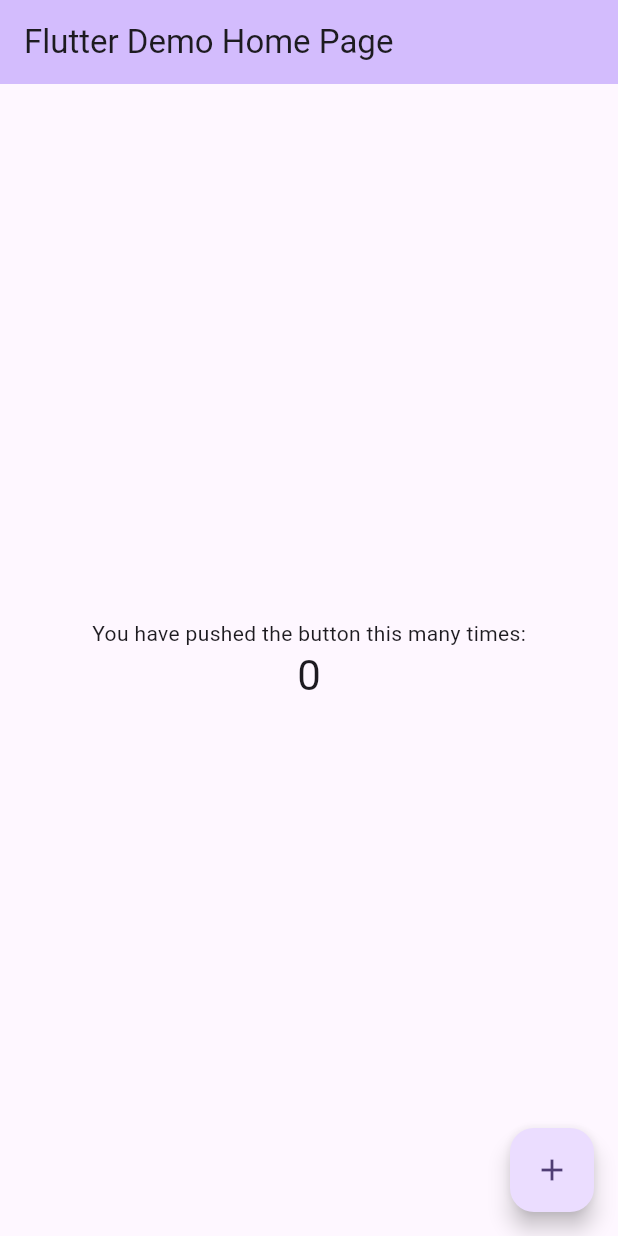
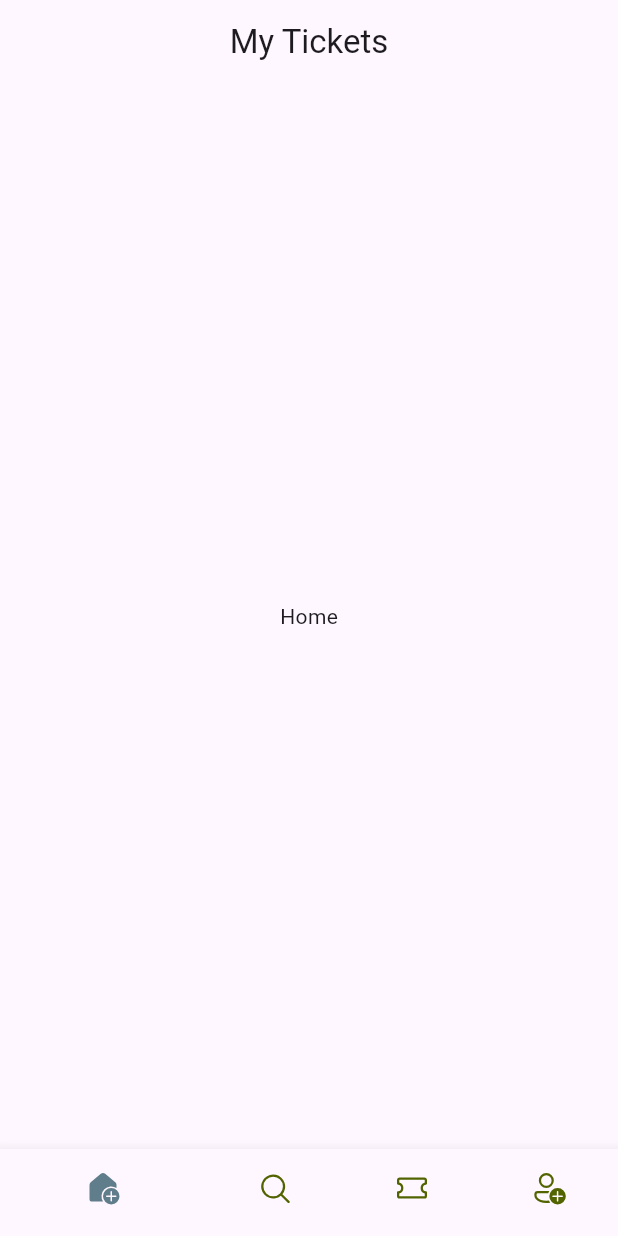
Before and after one commit to Thejandeera/ticket-app-tutorial, a Flutter app: the screen it shows after launch, on a phone screen of 412 x 824 dp. Run offline on Flutter 3.47's test engine with Material 3 defaults, Android fonts, the phone set to English and light mode, and no system bars; our stand-ins replace fluentui_icons.

Commit message:
done bottom navigation bar

```diff
--- /dev/null
+++ b/lib/base/bottom_nav_bar.dart
@@ -0,0 +1,64 @@
+import 'package:fluentui_icons/fluentui_icons.dart';
+import 'package:flutter/cupertino.dart';
+import 'package:flutter/material.dart';
+
+class BottomNavBar extends StatefulWidget {
+  const BottomNavBar({super.key});
+
+  @override
+  State<BottomNavBar> createState() => _BottomNavBarState();
+}
+
+class _BottomNavBarState extends State<BottomNavBar> {
+  final appScreens = [
+    const Center(child: Text("Home")),
+    const Center(child: Text("Search")),
+    const Center(child: Text("Tickets")),
+    const Center(child: Text("Profile")),
+  ];
+
+  int _selectedIndex = 0;
+
+  void _onItemTapped(int index) {
+    setState(() {
+      _selectedIndex = index;
+    });
+  }
+
+  @override
+  Widget build(BuildContext context) {
+    return Scaffold(
+      appBar: AppBar(title: Center(child: Text("My Tickets"))),
+      body: appScreens[_selectedIndex],
+      bottomNavigationBar: BottomNavigationBar(
+        currentIndex: _selectedIndex,
+        onTap: _onItemTapped,
+        selectedItemColor: Colors.blueGrey,
+        unselectedItemColor: const Color(0xFF526400),
+        showSelectedLabels: false,
+        items: [
+          BottomNavigationBarItem(
+            icon: Icon(FluentSystemIcons.ic_fluent_home_add_regular),
+            activeIcon: Icon(FluentSystemIcons.ic_fluent_home_add_filled),
+            label: "Home",
+          ),
+          BottomNavigationBarItem(
+            icon: Icon(FluentSystemIcons.ic_fluent_search_regular),
+            activeIcon: Icon(FluentSystemIcons.ic_fluent_search_filled),
+            label: "Search",
+          ),
+          BottomNavigationBarItem(
+            icon: Icon(FluentSystemIcons.ic_fluent_ticket_regular),
+            activeIcon: Icon(FluentSystemIcons.ic_fluent_ticket_filled),
+            label: "Tickets",
+          ),
+          BottomNavigationBarItem(
+            icon: Icon(FluentSystemIcons.ic_fluent_person_add_regular),
+            activeIcon: Icon(FluentSystemIcons.ic_fluent_person_add_filled),
+            label: "Home",
+          ),
+        ],
+      ),
+    );
+  }
+}
--- a/lib/main.dart
+++ b/lib/main.dart
@@ -1,4 +1,6 @@
 import 'package:flutter/material.dart';
+
+import 'base/bottom_nav_bar.dart';
 
 void main() {
   runApp(const MyApp());
@@ -7,116 +9,13 @@ void main() {
 class MyApp extends StatelessWidget {
   const MyApp({super.key});
 
-  // This widget is the root of your application.
+
   @override
   Widget build(BuildContext context) {
     return MaterialApp(
       title: 'Flutter Demo',
-      theme: ThemeData(
-        // This is the theme of your application.
-        //
-        // TRY THIS: Try running your application with "flutter run". You'll see
-        // the application has a purple toolbar. Then, without quitting the app,
-        // try changing the seedColor in the colorScheme below to Colors.green
-        // and then invoke "hot reload" (save your changes or press the "hot
-        // reload" button in a Flutter-supported IDE, or press "r" if you used
-        // the command line to start the app).
-        //
-        // Notice that the counter didn't reset back to zero; the application
-        // state is not lost during the reload. To reset the state, use hot
-        // restart instead.
-        //
-        // This works for code too, not just values: Most code changes can be
-        // tested with just a hot reload.
-        colorScheme: ColorScheme.fromSeed(seedColor: Colors.deepPurple),
-      ),
-      home: const MyHomePage(title: 'Flutter Demo Home Page'),
+      theme: ThemeData(),
+      home:  BottomNavBar(),
     );
   }
 }
-
-class MyHomePage extends StatefulWidget {
-  const MyHomePage({super.key, required this.title});
-
-  // This widget is the home page of your application. It is stateful, meaning
-  // that it has a State object (defined below) that contains fields that affect
-  // how it looks.
-
-  // This class is the configuration for the state. It holds the values (in this
-  // case the title) provided by the parent (in this case the App widget) and
-  // used by the build method of the State. Fields in a Widget subclass are
-  // always marked "final".
-
-  final String title;
-
-  @override
-  State<MyHomePage> createState() => _MyHomePageState();
-}
-
-class _MyHomePageState extends State<MyHomePage> {
-  int _counter = 0;
-
-  void _incrementCounter() {
-    setState(() {
-      // This call to setState tells the Flutter framework that something has
-      // changed in this State, which causes it to rerun the build method below
-      // so that the display can reflect the updated values. If we changed
-      // _counter without calling setState(), then the build method would not be
-      // called again, and so nothing would appear to happen.
-      _counter++;
-    });
-  }
-
-  @override
-  Widget build(BuildContext context) {
-    // This method is rerun every time setState is called, for instance as done
-    // by the _incrementCounter method above.
-    //
-    // The Flutter framework has been optimized to make rerunning build methods
-    // fast, so that you can just rebuild anything that needs updating rather
-    // than having to individually change instances of widgets.
-    return Scaffold(
-      appBar: AppBar(
-        // TRY THIS: Try changing the color here to a specific color (to
-        // Colors.amber, perhaps?) and trigger a hot reload to see the AppBar
-        // change color while the other colors stay the same.
-        backgroundColor: Theme.of(context).colorScheme.inversePrimary,
-        // Here we take the value from the MyHomePage object that was created by
-        // the App.build method, and use it to set our appbar title.
-        title: Text(widget.title),
-      ),
-      body: Center(
-        // Center is a layout widget. It takes a single child and positions it
-        // in the middle of the parent.
-        child: Column(
-          // Column is also a layout widget. It takes a list of children and
-          // arranges them vertically. By default, it sizes itself to fit its
-          // children horizontally, and tries to be as tall as its parent.
-          //
-          // Column has various properties to control how it sizes itself and
-          // how it positions its children. Here we use mainAxisAlignment to
-          // center the children vertically; the main axis here is the vertical
-          // axis because Columns are vertical (the cross axis would be
-          // horizontal).
-          //
-          // TRY THIS: Invoke "debug painting" (choose the "Toggle Debug Paint"
-          // action in the IDE, or press "p" in the console), to see the
-          // wireframe for each widget.
-          mainAxisAlignment: MainAxisAlignment.center,
-          children: <Widget>[
-            const Text('You have pushed the button this many times:'),
-            Text(
-              '$_counter',
-              style: Theme.of(context).textTheme.headlineMedium,
-            ),
-          ],
-        ),
-      ),
-      floatingActionButton: FloatingActionButton(
-        onPressed: _incrementCounter,
-        tooltip: 'Increment',
-        child: const Icon(Icons.add),
-      ), // This trailing comma makes auto-formatting nicer for build methods.
-    );
-  }
-}
--- a/pubspec.yaml
+++ b/pubspec.yaml
@@ -34,6 +34,7 @@ dependencies:
   # The following adds the Cupertino Icons font to your application.
   # Use with the CupertinoIcons class for iOS style icons.
   cupertino_icons: ^1.0.8
+  fluentui_icons: ^1.0.0
 
 dev_dependencies:
   flutter_test:
```
Also changed, not shown: pubspec.lock.
